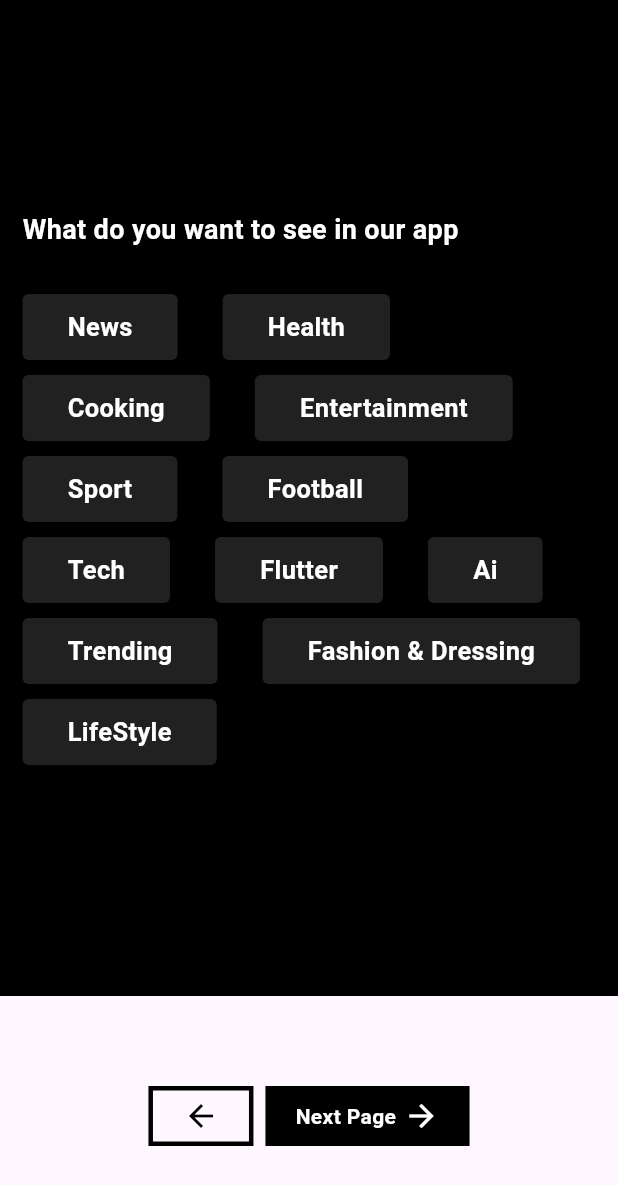
After one commit to KhaledBahjat/flutterlogic, a Flutter app: the screen it shows after launch, swiped to page 4, on a phone screen of 412 x 824 dp. The commit adds this screen. Shown: the top 1185 px of the screen. Run offline on Flutter 3.47's test engine with Material 3 defaults, Android fonts, the phone set to English and light mode, and no system bars.

Commit message:
multyselection screen

```diff
--- a/flutter_logic/lib/main.dart
+++ b/flutter_logic/lib/main.dart
@@ -11,8 +11,6 @@ class MyApp extends StatelessWidget {
   Widget build(BuildContext context) {
     return MaterialApp(
       debugShowCheckedModeBanner: false,
-      title: 'Flutter Demo',
-      // theme: ThemeData(),
       home: const Root(),
     );
   }
--- a/flutter_logic/lib/root.dart
+++ b/flutter_logic/lib/root.dart
@@ -1,5 +1,6 @@
 import 'package:flutter/material.dart';
 import 'package:flutter_logic/screens/image_selection.dart';
+import 'package:flutter_logic/screens/multy_selection.dart';
 import 'package:flutter_logic/screens/singele_selection.dart';
 import 'package:flutter_logic/screens/toggel_selection.dart';
 
@@ -17,6 +18,7 @@ class _RootState extends State<Root> {
     const SingelSelcetion(),
     const ImageSelection(),
     const ToggelSelection(),
+    const MultySelection(),
   ];
 
   @override
--- /dev/null
+++ b/flutter_logic/lib/screens/multy_selection.dart
@@ -0,0 +1,101 @@
+import 'dart:developer';
+
+import 'package:flutter/material.dart';
+
+class MultySelection extends StatefulWidget {
+  const MultySelection({super.key});
+
+  @override
+  State<MultySelection> createState() => _MultySelectionState();
+}
+
+class _MultySelectionState extends State<MultySelection> {
+  final List<String> items = [
+    "News",
+    "Health",
+    "Cooking",
+    "Entertainment",
+    "Sport",
+    "Football",
+    "Tech",
+    "Flutter",
+    "Ai",
+    "Trending",
+    "Fashion & Dressing",
+    "LifeStyle",
+  ];
+  final Set<String> select = {};
+  @override
+  Widget build(BuildContext context) {
+    return Scaffold(
+      backgroundColor: Colors.black,
+      body: Padding(
+        padding: const EdgeInsets.symmetric(
+          horizontal: 15,
+        ),
+        child: Column(
+          crossAxisAlignment: CrossAxisAlignment.start,
+          children: [
+            SizedBox(
+              height: 140,
+            ),
+
+            Text(
+              'What do you want to see in our app',
+              style: TextStyle(
+                color: Colors.white,
+                fontSize: 18,
+                fontWeight: FontWeight.bold,
+              ),
+            ),
+            SizedBox(
+              height: 30,
+            ),
+            Wrap(
+              spacing: 30,
+              runSpacing: 10,
+              children: List.generate(
+                items.length,
+                (index) {
+                  final item = items[index];
+                  final bool selected = select.contains(item);
+                  return GestureDetector(
+                    onTap: () {
+                      setState(() {
+                        if (!selected) {
+                          select.add(item);
+                        } else {
+                          select.remove(item);
+                        }
+                      });
+                    },
+                    child: AnimatedContainer(
+                      duration: Duration(milliseconds: 350),
+                      curve: Curves.easeIn,
+                      decoration: BoxDecoration(
+                        color: selected ? Colors.blue : Colors.grey.shade900,
+                        borderRadius: BorderRadius.circular(4),
+                      ),
+                      padding: EdgeInsets.symmetric(
+                        horizontal: 30,
+                        vertical: 10,
+                      ),
+                      child: Text(
+                        item,
+                        style: TextStyle(
+                          color: Colors.white,
+                          fontWeight: FontWeight.bold,
+                          fontSize: 17,
+                        ),
+                      ),
+                    ),
+                  );
+                },
+              ),
+            ),
+          ],
+        ),
+      ),
+    );
+  }
+}
```
